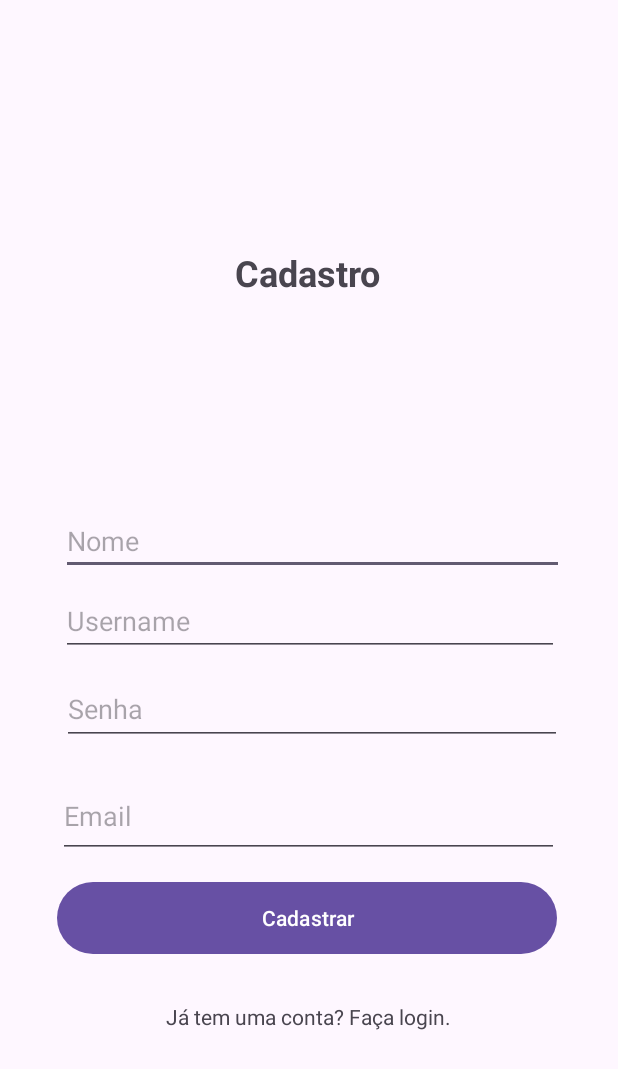
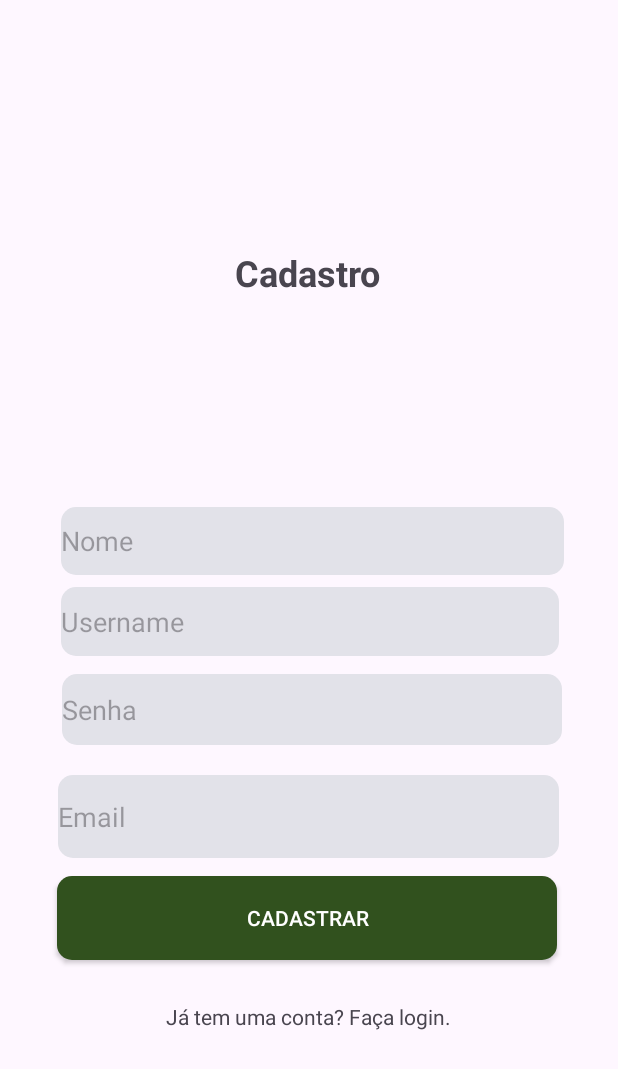
Before and after one commit to thalessz/ratwitter, an Android app: the Cadastro screen opened directly, with no data from a screen before it, on a phone screen of 412 x 824 dp. Shown: the top 1069 px of the screen. Run offline under Robolectric (Android 15) with nearby library versions, the phone set to English and light mode, and no system bars.

Commit message:
in: design changes

```diff
--- /dev/null
+++ b/ratwitter/app/src/main/res/drawable/fundo_botao.xml
@@ -0,0 +1,9 @@
+<?xml version="1.0" encoding="utf-8"?>
+<shape xmlns:android="http://schemas.android.com/apk/res/android"
+    android:shape="rectangle">
+
+    <solid android:color="#31511E"/>
+
+    <corners android:radius="10dp"/>
+
+</shape>
--- /dev/null
+++ b/ratwitter/app/src/main/res/drawable/fundo_texto.xml
@@ -0,0 +1,9 @@
+<?xml version="1.0" encoding="utf-8"?>
+<shape xmlns:android="http://schemas.android.com/apk/res/android"
+    android:shape="rectangle">
+
+    <solid android:color="@android:color/system_on_background_dark"/>
+
+    <corners android:radius="10dp"/>
+
+</shape>
--- a/ratwitter/app/src/main/res/layout/activity_cadastro.xml
+++ b/ratwitter/app/src/main/res/layout/activity_cadastro.xml
@@ -27,6 +27,8 @@
         android:layout_height="45dp"
         android:layout_marginTop="140dp"
         android:hint="Nome"
+        android:background="@drawable/fundo_texto"
+        android:textColor="@android:color/darker_gray"
         app:layout_constraintEnd_toEndOf="parent"
         app:layout_constraintHorizontal_bias="0.531"
         app:layout_constraintStart_toStartOf="parent"
@@ -37,18 +39,22 @@
         android:layout_width="332dp"
         android:layout_height="46dp"
         android:layout_marginTop="8dp"
+        android:background="@drawable/fundo_texto"
+        android:textColor="@android:color/darker_gray"
         android:hint="Username"
         app:layout_constraintEnd_toEndOf="parent"
         app:layout_constraintHorizontal_bias="0.506"
         app:layout_constraintStart_toStartOf="parent"
         app:layout_constraintTop_toBottomOf="@+id/txtCadastroNome" />
 
-    <Button
+    <androidx.appcompat.widget.AppCompatButton
         android:id="@+id/btnCadastrar"
         android:layout_width="333dp"
         android:layout_height="56dp"
         android:layout_marginTop="12dp"
         android:text="Cadastrar"
+        android:background="@drawable/fundo_botao"
+        android:textColor="@color/white"
         app:layout_constraintEnd_toEndOf="parent"
         app:layout_constraintHorizontal_bias="0.487"
         app:layout_constraintStart_toStartOf="parent"
@@ -58,6 +64,8 @@
         android:id="@+id/txtCadastroEmail"
         android:layout_width="334dp"
         android:layout_height="55dp"
+        android:background="@drawable/fundo_texto"
+        android:textColor="@android:color/darker_gray"
         android:layout_marginTop="20dp"
         android:hint="Email"
         app:layout_constraintEnd_toEndOf="parent"
@@ -69,6 +77,8 @@
         android:id="@+id/txtCadastroSenha"
         android:layout_width="333dp"
         android:layout_height="47dp"
+        android:background="@drawable/fundo_texto"
+        android:textColor="@android:color/darker_gray"
         android:layout_marginTop="12dp"
         android:hint="Senha"
         android:inputType="textPassword"
```
Also changed, not shown: ratwitter/app/src/main/res/layout/activity_login.xml (+11 -2 lines), ratwitter/app/src/main/res/layout/activity_main.xml (+64 -7 lines), ratwitter/app/src/main/res/layout/post_model.xml (+16 -17 lines).
